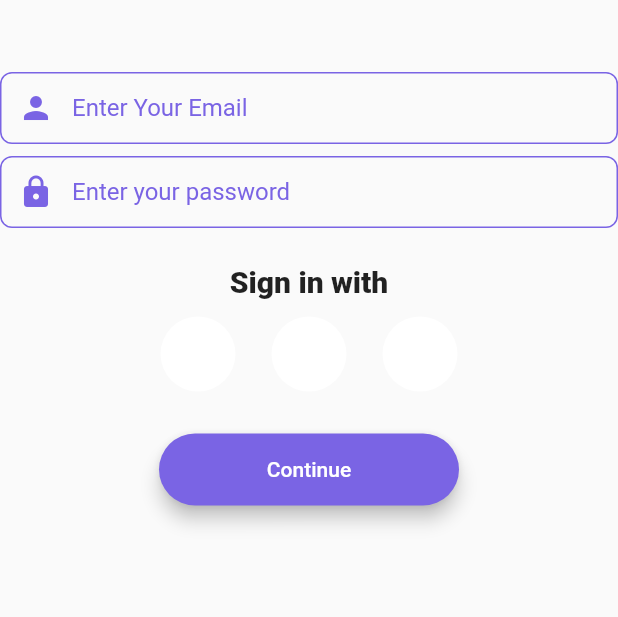
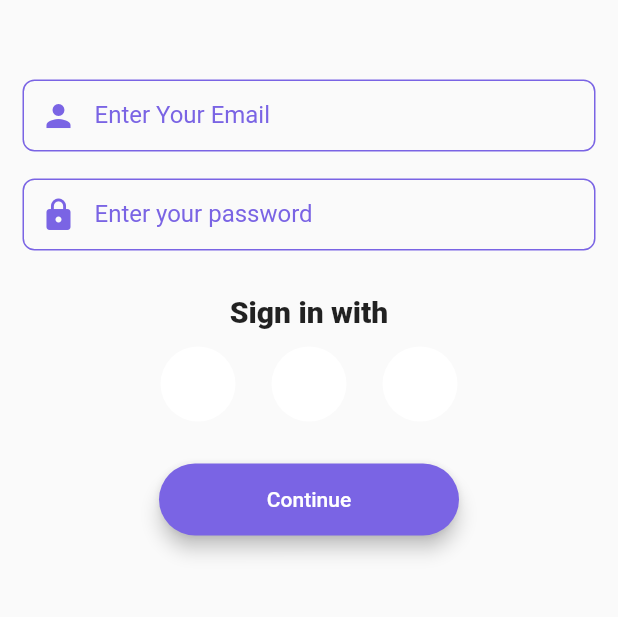
Before and after one commit to rks369/Swastha, a Flutter app: the screen it shows after launch, after a tap on "Sign in", on a phone screen of 412 x 824 dp, the part 150-767 px from its top. Run offline on Flutter 3.47's test engine with Material 2 defaults, Android fonts, the phone set to English and light mode, and no system bars.

Commit message:
padding on to the textfield added

```diff
--- a/lib/screens/login.dart
+++ b/lib/screens/login.dart
@@ -24,7 +24,9 @@ class Login extends StatelessWidget {
             const SizedBox(
               height: 48.0,
             ),
-            TextFormField(
+            Padding(
+              padding: const EdgeInsets.symmetric(vertical: 5.0,horizontal: 15.0),
+              child: TextFormField(
                 keyboardType: TextInputType.emailAddress,
                 onChanged: (value) {},
                 decoration: kTextFieldDecoration.copyWith(
@@ -32,10 +34,13 @@ class Login extends StatelessWidget {
                     hintText: 'Enter your email',
                     labelText: 'Enter Your Email'),
               ),
+            ),
             const SizedBox(
               height: 8.0,
             ),
-            TextField(
+            Padding(
+              padding: const EdgeInsets.symmetric(vertical: 5.0,horizontal: 15.0),
+              child: TextField(
                 obscureText: true,
                 onChanged: (value) {},
                 decoration: kTextFieldDecoration.copyWith(
@@ -43,6 +48,7 @@ class Login extends StatelessWidget {
                     hintText: 'Enter your password',
                     labelText: 'Enter your password'
 
+                ),
               ),
             ),
             const SizedBox(
```
Lines whose indentation alone changed are shown as unchanged.
